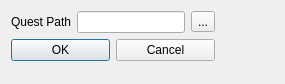
Above: ui/openquestdialog.ui from hkeeble/ProcLevelDesigner before the change. Below: the same form after it.
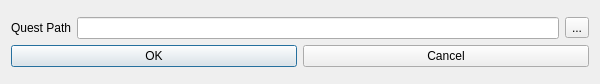
That is the form after the change.

```diff
--- a/ui/openquestdialog.ui
+++ b/ui/openquestdialog.ui
@@ -6,26 +6,26 @@
    <rect>
     <x>0</x>
     <y>0</y>
-    <width>285</width>
+    <width>600</width>
     <height>84</height>
    </rect>
   </property>
   <property name="minimumSize">
    <size>
-    <width>285</width>
+    <width>431</width>
     <height>84</height>
    </size>
   </property>
   <property name="maximumSize">
    <size>
-    <width>285</width>
+    <width>600</width>
     <height>84</height>
    </size>
   </property>
   <property name="windowTitle">
    <string>Dialog</string>
   </property>
-  <layout class="QFormLayout" name="formLayout">
+  <layout class="QGridLayout" name="gridLayout">
    <item row="0" column="0">
     <layout class="QVBoxLayout" name="verticalLayout">
      <item>
```
